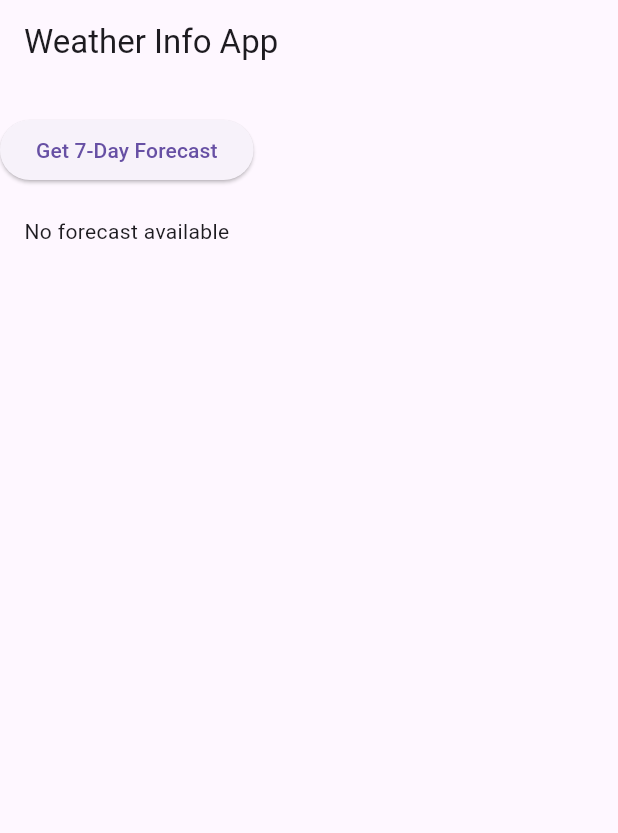
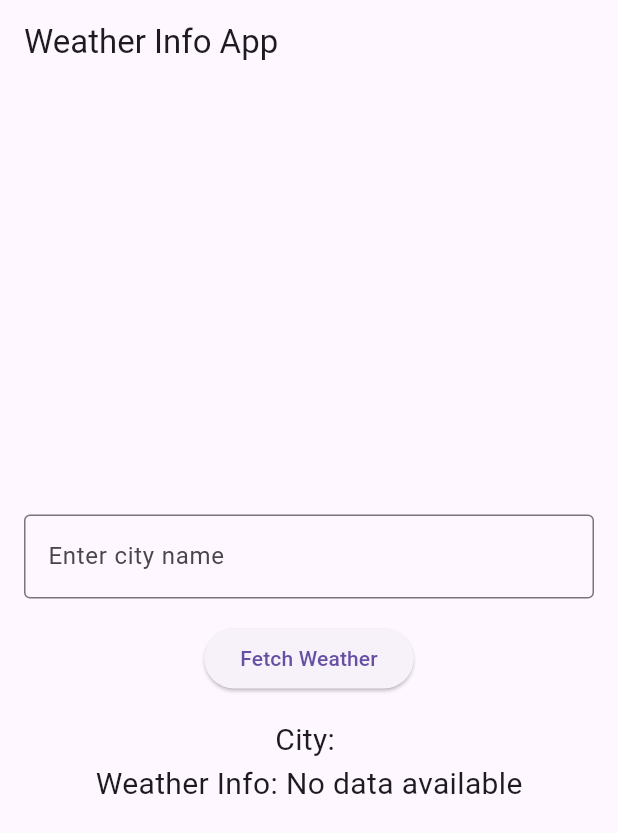
Before and after one commit to raahulnair/weather_app, a Flutter app: the screen it shows after launch, on a phone screen of 412 x 824 dp. Shown: the top 833 px of the screen. Run offline on Flutter 3.47's test engine with Material 3 defaults, Android fonts, the phone set to English and light mode, and no system bars.

Commit message:
Basic UI with input field and button

```diff
--- a/lib/main.dart
+++ b/lib/main.dart
@@ -1,17 +1,15 @@
 import 'package:flutter/material.dart';
 
 void main() {
-  runApp(WeatherApp());
+  runApp(WeatherInfoApp());
 }
 
-class WeatherApp extends StatelessWidget {
+class WeatherInfoApp extends StatelessWidget {
   @override
   Widget build(BuildContext context) {
     return MaterialApp(
       title: 'Weather Info App',
-      theme: ThemeData(
-        primarySwatch: Colors.blue,
-      ),
+      theme: ThemeData(primarySwatch: Colors.blue),
       home: WeatherHomePage(),
     );
   }
@@ -23,51 +21,46 @@ class WeatherHomePage extends StatefulWidget {
 }
 
 class _WeatherHomePageState extends State<WeatherHomePage> {
-  List<String> forecast = []; // Placeholder list to store forecast details
-
-  // Simulate fetching the 7-day forecast
-  void fetchWeatherForecast() {
-    setState(() {
-      // Example static data, you can replace this with API data
-      forecast = [
-        'Day 1: Sunny, 75°F',
-        'Day 2: Cloudy, 70°F',
-        'Day 3: Rainy, 68°F',
-        'Day 4: Sunny, 80°F',
-        'Day 5: Windy, 72°F',
-        'Day 6: Thunderstorms, 65°F',
-        'Day 7: Partly Cloudy, 74°F',
-      ];
-    });
-  }
+  TextEditingController _cityController = TextEditingController();
+  String cityName = "";
+  String weatherInfo = "No data available";
 
   @override
   Widget build(BuildContext context) {
     return Scaffold(
-      appBar: AppBar(
-        title: Text('Weather Info App'),
-      ),
-      body: Column(
-        children: [
-          SizedBox(height: 20),
-          ElevatedButton(
-            onPressed: fetchWeatherForecast,
-            child: Text('Get 7-Day Forecast'),
-          ),
-          SizedBox(height: 20),
-          forecast.isEmpty
-              ? Text('No forecast available')
-              : Expanded(
-                  child: ListView.builder(
-                    itemCount: forecast.length,
-                    itemBuilder: (context, index) {
-                      return ListTile(
-                        title: Text(forecast[index]),
-                      );
-                    },
-                  ),
-                ),
-        ],
+      appBar: AppBar(title: Text('Weather Info App')),
+      body: Padding(
+        padding: const EdgeInsets.all(16.0),
+        child: Column(
+          mainAxisAlignment: MainAxisAlignment.center,
+          children: [
+            TextField(
+              controller: _cityController,
+              decoration: InputDecoration(
+                labelText: 'Enter city name',
+                border: OutlineInputBorder(),
+              ),
+            ),
+            SizedBox(height: 16),
+            ElevatedButton(
+              onPressed: () {
+                setState(() {
+                  cityName = _cityController.text;
+                });
+              },
+              child: Text('Fetch Weather'),
+            ),
+            SizedBox(height: 16),
+            Text(
+              'City: $cityName',
+              style: TextStyle(fontSize: 20),
+            ),
+            Text(
+              'Weather Info: $weatherInfo',
+              style: TextStyle(fontSize: 20),
+            ),
+          ],
+        ),
       ),
     );
   }
```
